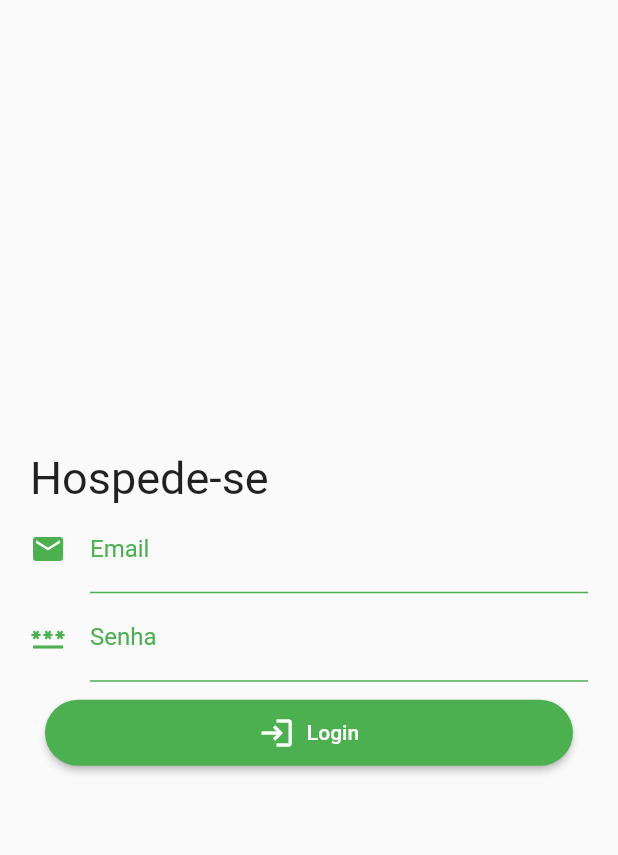
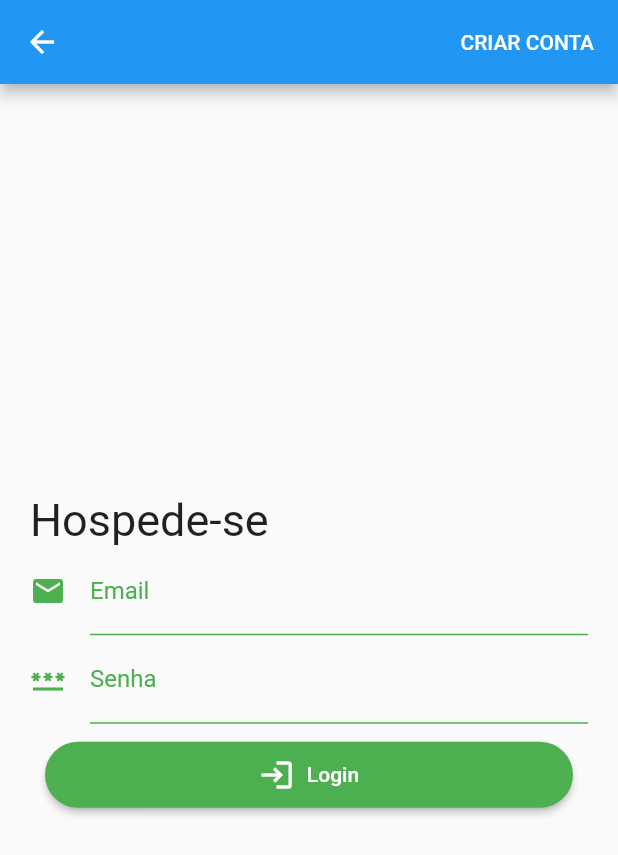
Before and after one commit to Mateusallz1/projeto_integrador_II, a Flutter app: the screen it shows after launch, after a tap on "Anfitrião", on a phone screen of 412 x 824 dp. Shown: the top 855 px of the screen. Run offline on Flutter 3.47's test engine with Material 2 defaults, Android fonts, the phone set to English and light mode, and no system bars; our stand-ins replace cloud_firestore, firebase_core; accounts and stored records are empty.

Commit message:
iniciando criacao da tela_cadastro

```diff
--- a/Hospede_se/projeto_hospede_se/lib/login.dart
+++ b/Hospede_se/projeto_hospede_se/lib/login.dart
@@ -8,9 +8,26 @@ class LoginPage extends StatefulWidget {
 }
 
 class _LoginPageState extends State<LoginPage> {
+  final GlobalKey<ScaffoldState> scaffoldKey = GlobalKey<ScaffoldState>();
+
   @override
   Widget build(BuildContext context) {
     return Scaffold(
+      key: scaffoldKey,
+      appBar: AppBar(
+        actions: <Widget>[
+          FlatButton(
+            onPressed: () {
+              Navigator.of(context).pushNamed('/signup');
+            },
+            textColor: Colors.white,
+            child: const Text(
+              'CRIAR CONTA',
+              style: TextStyle(fontSize: 14),
+            ),
+          )
+        ],
+      ),
       body: Column(
         mainAxisAlignment: MainAxisAlignment.center,
         crossAxisAlignment: CrossAxisAlignment.center,
--- a/Hospede_se/projeto_hospede_se/lib/main.dart
+++ b/Hospede_se/projeto_hospede_se/lib/main.dart
@@ -1,6 +1,8 @@
 import 'package:cloud_firestore/cloud_firestore.dart';
 import 'package:firebase_core/firebase_core.dart';
 import 'package:flutter/material.dart';
+import 'package:projeto_hospede_se/login.dart';
+import 'package:projeto_hospede_se/signup/signup_screen.dart';
 import 'package:projeto_hospede_se/welcome.dart';
 
 void main() async {
@@ -11,7 +13,17 @@ class MyApp extends StatelessWidget {
   @override
   Widget build(BuildContext context) {
     return MaterialApp(
-      home: WelcomeScreen(),
+      initialRoute: '/welcome',
+      onGenerateRoute: (settings) {
+        switch (settings.name) {
+          case '/login':
+            return MaterialPageRoute(builder: (_) => LoginPage());
+          case '/signup':
+            return MaterialPageRoute(builder: (_) => SignUpPage());
+          default:
+            return MaterialPageRoute(builder: (_) => WelcomeScreen());
+        }
+      },
     );
     //home: LoginPage());
   }
```
Also changed, not shown: Hospede_se/projeto_hospede_se/lib/signup/signup_screen.dart (added, +46 -0 lines).
